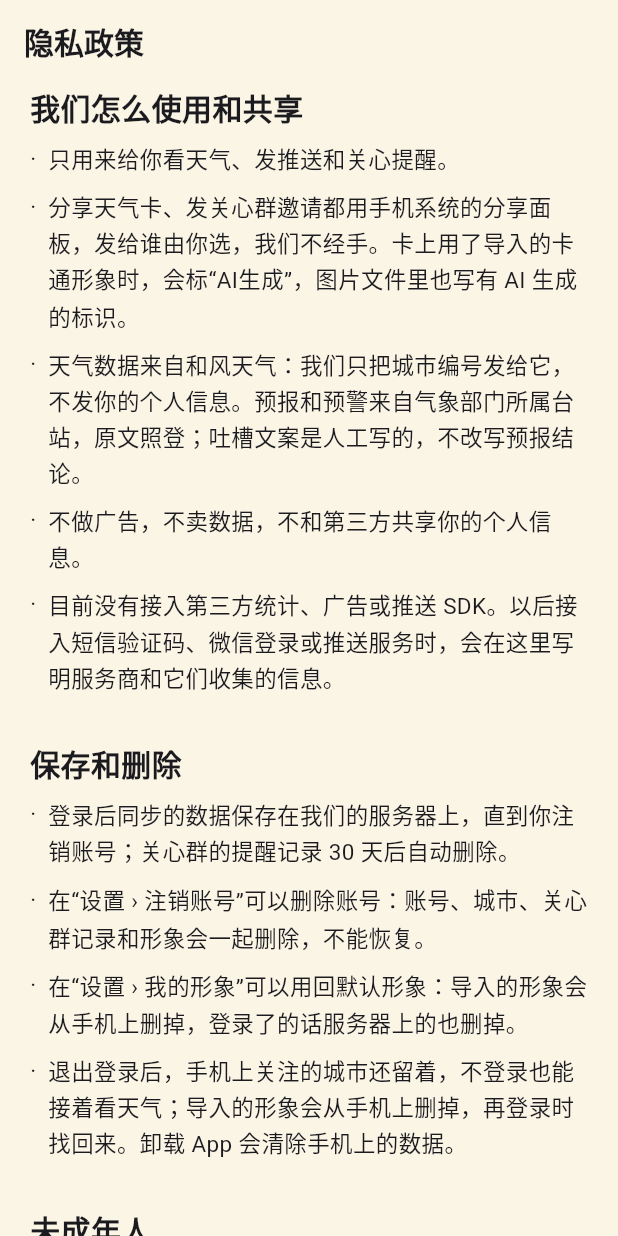
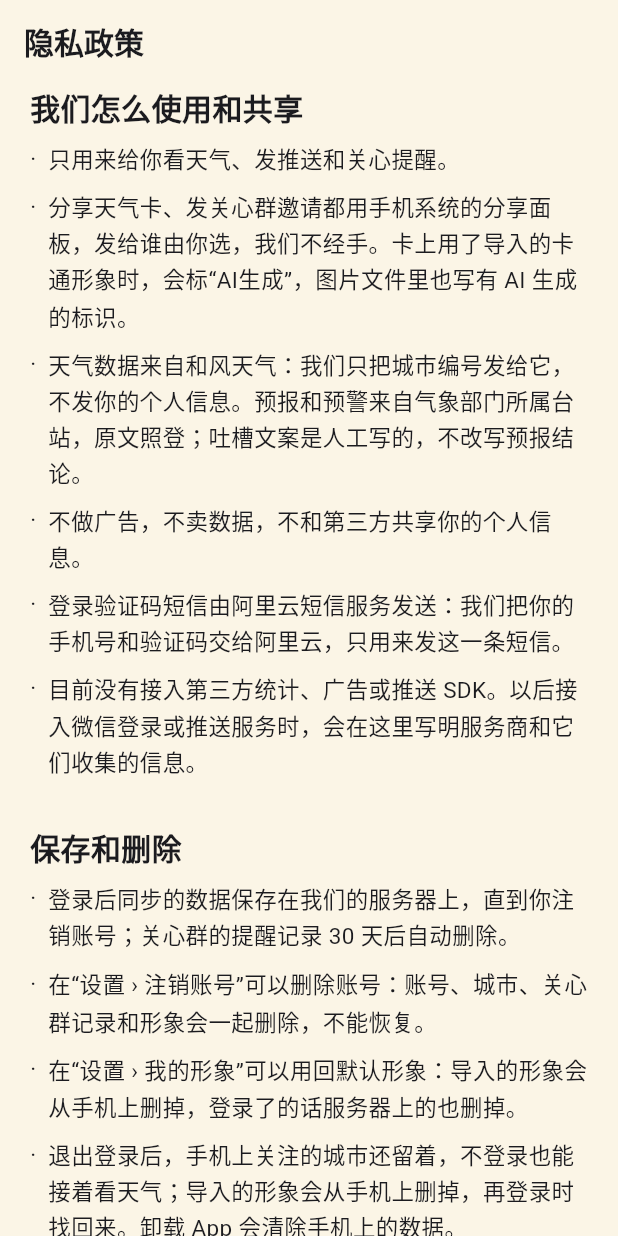
Before and after one commit to aidai524/zwjsg, a Flutter app: the PrivacyPage screen opened by its route, scrolled down 1152 dp, on a phone screen of 412 x 824 dp. Run offline on Flutter 3.47's test engine with Material 3 defaults, Android fonts, the phone set to English and light mode, and no system bars; our stand-ins replace dio, flutter_local_notifications, flutter_timezone, go_router, share_plus, shared_preferences and 1 more; missing offline and left inert: gal; accounts and stored records are empty.

Commit message:
feat(tianqi): 设置页加开源许可，隐私政策写上阿里云短信
- 设置页“隐私政策”下面加“开源许可”（和狗 App 共用的许可页）
- 隐私政策第 4 版：登录验证码短信由阿里云发送

Co-Authored-By: Claude Opus 5.5 <noreply@anthropic.com>

```diff
--- a/apps/shenme_tianqi/lib/core/app_state.dart
+++ b/apps/shenme_tianqi/lib/core/app_state.dart
@@ -55,7 +55,8 @@ class AppState extends ChangeNotifier {
   /// 隐私政策的版本。内容有重要变化时加 1，所有人打开 App 时重新同意一次。
   /// 2：2026-11-18 可以从“再玩我是狗”导入卡通形象，登录后存服务端、关心群里的家人能看到
   /// 3：2026-11-18 天气卡能存进相册（只写入）、用系统分享面板发出去
-  static const privacyVersion = 3;
+  /// 4：2026-11-20 登录验证码短信由阿里云发送
+  static const privacyVersion = 4;
 
   bool _privacyAccepted = false;
 
--- a/apps/shenme_tianqi/lib/features/privacy/privacy_page.dart
+++ b/apps/shenme_tianqi/lib/features/privacy/privacy_page.dart
@@ -6,7 +6,7 @@ import 'package:pop_ui/pop_ui.dart';
 class PrivacyPage extends StatelessWidget {
   const PrivacyPage({super.key});
 
-  static const updated = '2026 年 11 月 18 日';
+  static const updated = '2026 年 11 月 20 日';
 
   static const summary = '我们只为了给你看天气、发关心提醒使用你的数据。不用定位，位置只到城市；不登录也能看天气。';
 
@@ -42,7 +42,8 @@ class PrivacyPage extends StatelessWidget {
         '分享天气卡、发关心群邀请都用手机系统的分享面板，发给谁由你选，我们不经手。卡上用了导入的卡通形象时，会标“AI生成”，图片文件里也写有 AI 生成的标识。',
         '天气数据来自和风天气：我们只把城市编号发给它，不发你的个人信息。预报和预警来自气象部门所属台站，原文照登；吐槽文案是人工写的，不改写预报结论。',
         '不做广告，不卖数据，不和第三方共享你的个人信息。',
-        '目前没有接入第三方统计、广告或推送 SDK。以后接入短信验证码、微信登录或推送服务时，会在这里写明服务商和它们收集的信息。',
+        '登录验证码短信由阿里云短信服务发送：我们把你的手机号和验证码交给阿里云，只用来发这一条短信。',
+        '目前没有接入第三方统计、广告或推送 SDK。以后接入微信登录或推送服务时，会在这里写明服务商和它们收集的信息。',
       ],
     ),
     (
```
Also changed, not shown: apps/shenme_tianqi/lib/features/settings/licenses_page.dart (added, +15 -0 lines), apps/shenme_tianqi/lib/features/settings/settings_page.dart (+7 -0 lines), 1 other file.
